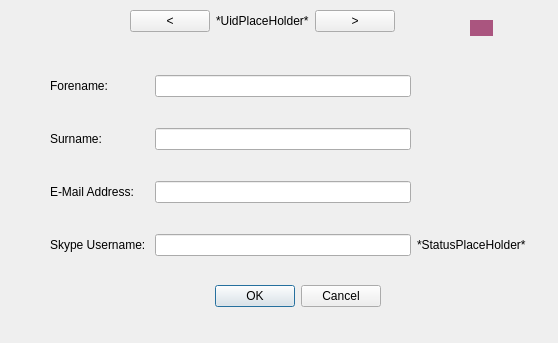
Before: the Qt Designer form contacteditor.ui in vmlemon/SocialClient, drawn with Qt 5.
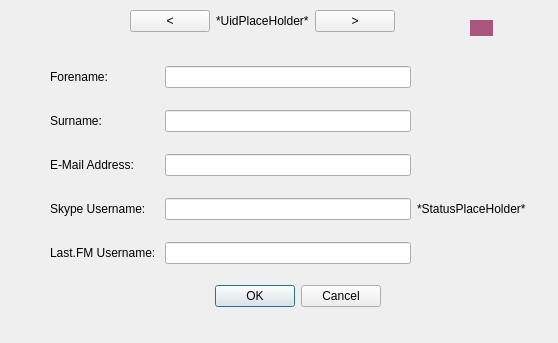
After: the same form once the commit is applied.

Commit message: Obtain a contact's last.fm username

Patch:
```diff
--- a/contacteditor.ui
+++ b/contacteditor.ui
@@ -86,6 +86,16 @@
       </property>
      </widget>
     </item>
+    <item row="6" column="0">
+     <widget class="QLabel" name="LastFmUserNameLabel">
+      <property name="text">
+       <string>Last.FM Username: </string>
+      </property>
+     </widget>
+    </item>
+    <item row="6" column="1">
+     <widget class="QLineEdit" name="LastFmUserNameField"/>
+    </item>
    </layout>
   </widget>
   <widget class="QWidget" name="gridLayoutWidget_2">
```
The commit also changes 1 other file.
